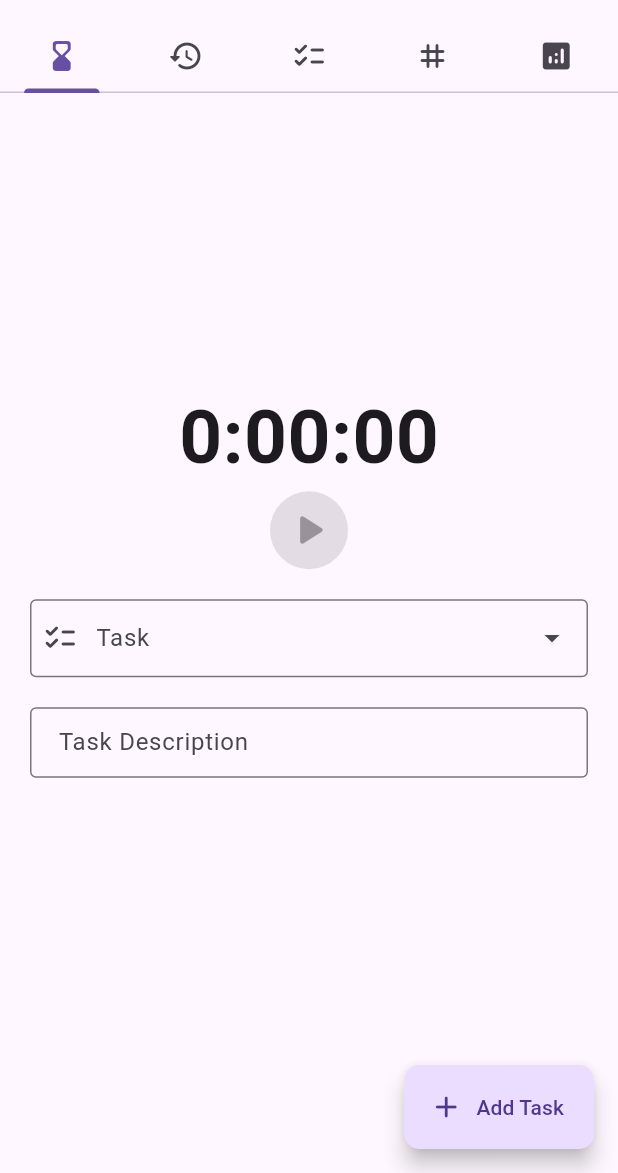
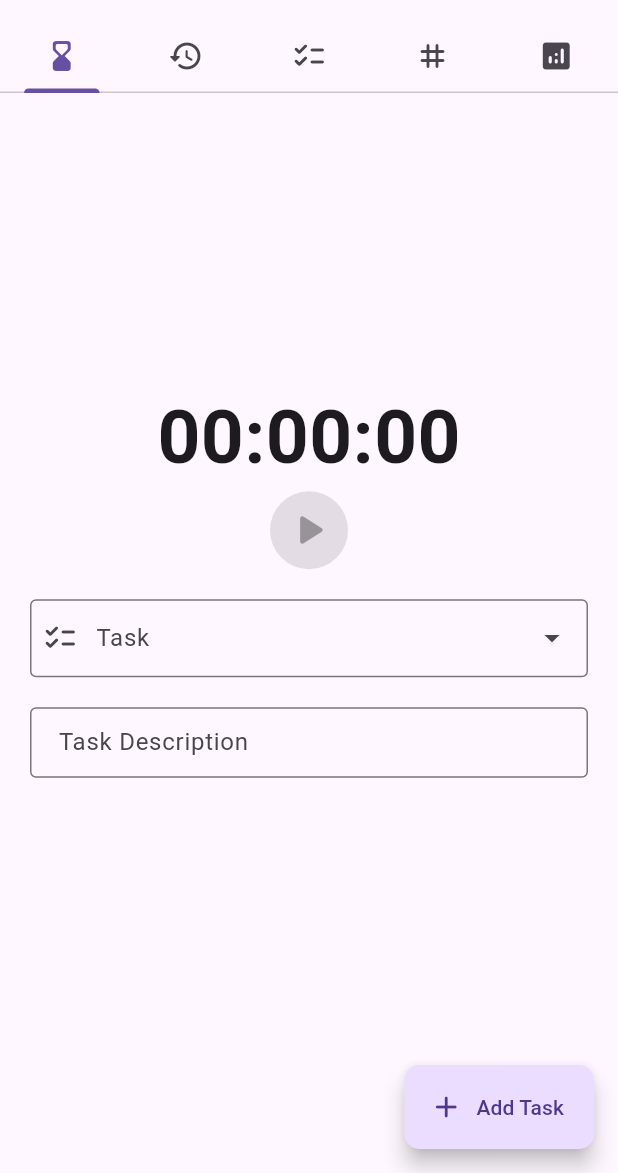
Before and after one commit to siddharthroy12/timebrew, a Flutter app: the screen it shows after launch, on a phone screen of 412 x 824 dp, the part 63-1236 px from its top. Run offline on Flutter 3.47's test engine with Material 2 defaults, Android fonts, the phone set to English and light mode, and no system bars; drawn by our look-alikes of animated_flip_counter, dynamic_color; our stand-ins replace file_picker, isar, permission_handler; accounts and stored records are empty; generated files the repository leaves out were written again.

Commit message:
Animated timer

```diff
--- a/lib/tabs/timer.dart
+++ b/lib/tabs/timer.dart
@@ -1,4 +1,5 @@
 import 'dart:async' as async;
+import 'package:animated_flip_counter/animated_flip_counter.dart';
 import 'package:flutter/material.dart';
 import 'package:isar/isar.dart';
 import 'package:timebrew/models/task.dart';
@@ -119,15 +120,48 @@ class _TimerState extends State<Timer> with AutomaticKeepAliveClientMixin {
               crossAxisAlignment: CrossAxisAlignment.center,
               mainAxisAlignment: MainAxisAlignment.center,
               children: [
-                Text(
-                  Duration(milliseconds: _timeSinceStart)
+                Builder(builder: (context) {
+                  final durations = Duration(milliseconds: _timeSinceStart)
                       .toString()
-                      .split('.')[0],
-                  style: const TextStyle(
+                      .split('.')[0]
+                      .split(':');
+
+                  const durationTextStyle = TextStyle(
                     fontSize: 50,
                     fontWeight: FontWeight.bold,
-                  ),
-                ),
+                  );
+                  const duration = Duration(milliseconds: 200);
+                  const curve = Curves.elasticOut;
+                  return Row(
+                    crossAxisAlignment: CrossAxisAlignment.center,
+                    mainAxisAlignment: MainAxisAlignment.center,
+                    children: [
+                      AnimatedFlipCounter(
+                        duration: duration,
+                        curve: curve,
+                        value: int.parse(durations[0]),
+                        wholeDigits: 2,
+                        textStyle: durationTextStyle,
+                      ),
+                      const Text(':', style: durationTextStyle),
+                      AnimatedFlipCounter(
+                        duration: duration,
+                        curve: curve,
+                        value: int.parse(durations[1]),
+                        wholeDigits: 2,
+                        textStyle: durationTextStyle,
+                      ),
+                      const Text(':', style: durationTextStyle),
+                      AnimatedFlipCounter(
+                        duration: duration,
+                        curve: curve,
+                        value: int.parse(durations[2]),
+                        wholeDigits: 2,
+                        textStyle: durationTextStyle,
+                      ),
+                    ],
+                  );
+                }),
                 IconButton.filled(
                   iconSize: 36,
                   onPressed: _selectedTask != null ? toggleTracking : null,
--- a/pubspec.yaml
+++ b/pubspec.yaml
@@ -46,6 +46,7 @@ dependencies:
   fl_chart: ^0.64.0
   shared_preferences: ^2.2.2
   permission_handler: ^11.0.1
+  animated_flip_counter: ^0.2.6
 
 dev_dependencies:
   flutter_test:
```
Also changed, not shown: pubspec.lock.
